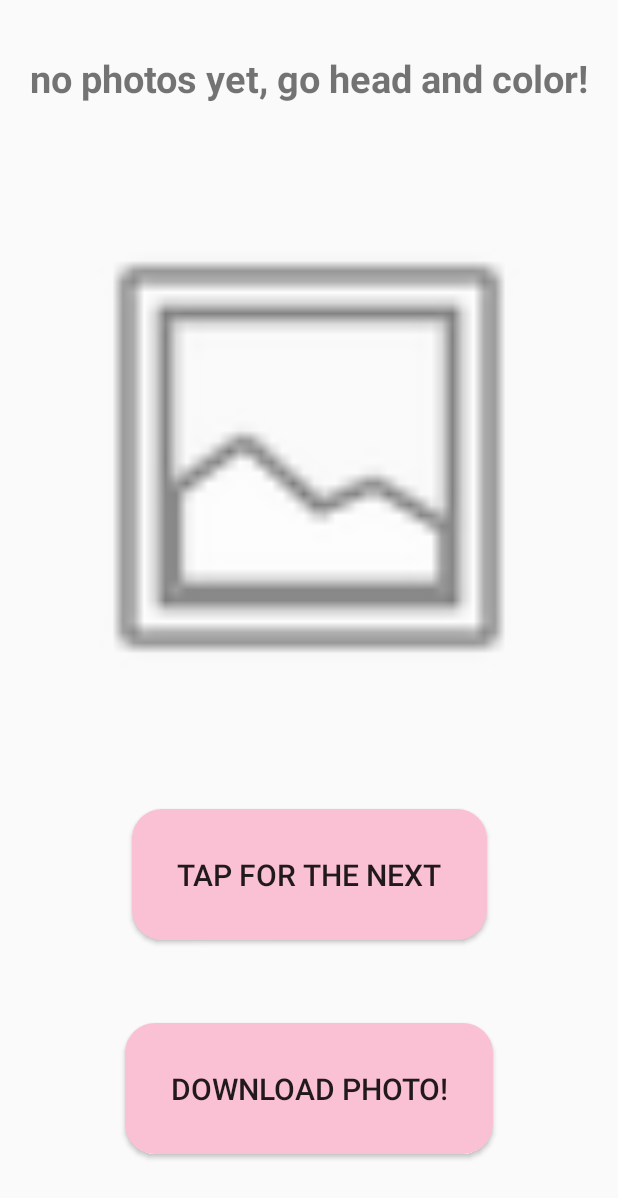
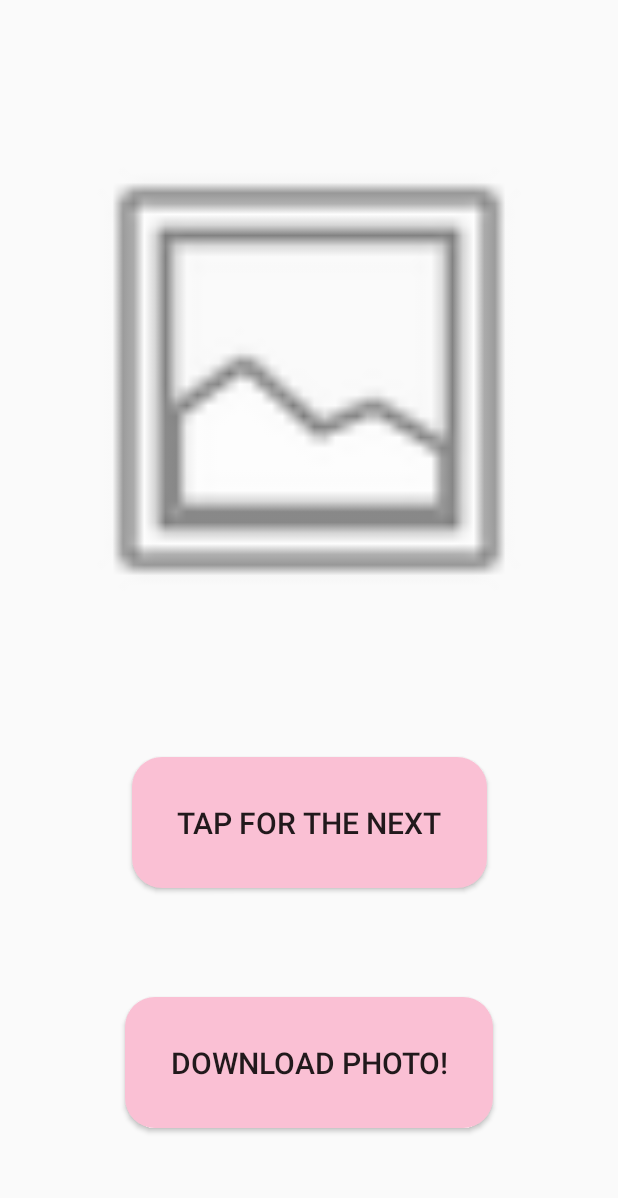
Before and after one commit to yaara21/piColor, an Android app: the MyAlbumActivity screen opened directly, with no data from a screen before it, on a phone screen of 412 x 824 dp. Shown: the top 1198 px of the screen. Run offline under Robolectric (Android 15) with nearby library versions, the light colour scheme and no system bars; our stand-ins replace Firebase (no records; nobody signed in at launch, a user with empty details on screens opened directly); pictures from the network do not load.

Commit message:
cleaning code

```diff
--- a/picolor/app/src/main/java/com/picolor/CreateAcActivity.java
+++ b/picolor/app/src/main/java/com/picolor/CreateAcActivity.java
@@ -26,8 +26,8 @@ public class CreateAcActivity extends AppCompatActivity {
     private EditText cMail;
     private EditText cPassword;
     private Button cBtnCreate;
-    private FirebaseAuth cAuth;
-    private DatabaseReference cRef;
+    private static final FirebaseAuth cAuth = FirebaseAuth.getInstance();
+    private static final DatabaseReference cRef = FirebaseDatabase.getInstance().getReference().child("users");
 
     @Override
     protected void onCreate(Bundle savedInstanceState) {
@@ -37,8 +37,6 @@ public class CreateAcActivity extends AppCompatActivity {
         cMail = findViewById(R.id.cEnterMail);
         cPassword = findViewById(R.id.cEnterPassword);
         cBtnCreate = findViewById(R.id.cBtnCreate);
-        cAuth = FirebaseAuth.getInstance();
-        cRef = FirebaseDatabase.getInstance().getReference().child("users");
         cBtnCreate.setOnClickListener(view -> {
             createAccount();
         });
--- a/picolor/app/src/main/java/com/picolor/LogginActivity.java
+++ b/picolor/app/src/main/java/com/picolor/LogginActivity.java
@@ -29,8 +29,7 @@ public class LogginActivity extends AppCompatActivity {
     private Button btnLog;
     private EditText lMail;
     private EditText lPassword;
-    private FirebaseAuth lAuth;
-    private DatabaseReference cRef;
+    private static final FirebaseAuth lAuth = FirebaseAuth.getInstance();
 
 
     @Override
@@ -42,8 +41,6 @@ public class LogginActivity extends AppCompatActivity {
         lPassword = findViewById(R.id.lEnterPassword);
         btnCreateAcc = (Button) findViewById(R.id.lBtnCreate);
         btnLog = findViewById(R.id.lBtnLog);
-        lAuth = FirebaseAuth.getInstance();
-        cRef = FirebaseDatabase.getInstance().getReference().child("users");
 
         //sends user to 'create account'
         btnCreateAcc.setOnClickListener(new View.OnClickListener() {
--- a/picolor/app/src/main/java/com/picolor/MainActivity.java
+++ b/picolor/app/src/main/java/com/picolor/MainActivity.java
@@ -21,9 +21,6 @@ import androidx.core.content.ContextCompat;
 
 public class MainActivity extends AppCompatActivity {
 
-//    private static final int PERMISSION_REQUEST_CODE = 200;
-//    private static final int PICK_IMAGE_REQUEST = 100;
-//    private static final int REQUEST_IMAGE_CAPTURE = 101;
 
     private Button mBtnPickImage;
     private Button mBtnAlbum;
--- a/picolor/app/src/main/java/com/picolor/MyAlbumActivity.java
+++ b/picolor/app/src/main/java/com/picolor/MyAlbumActivity.java
@@ -40,16 +40,14 @@ public class MyAlbumActivity extends AppCompatActivity {
     private Button aBtnNext;
     private Button aBtnDownload;
     private ImageView aImageView;
-    private FirebaseAuth aAuth;
-    private DatabaseReference aRef;
+    private final static FirebaseAuth aAuth = FirebaseAuth.getInstance();
 
-    private FirebaseStorage aStorage;
-    private StorageReference aStorageRef;
+    private final static DatabaseReference aRef = FirebaseDatabase.getInstance().getReference().child("users");
+    private final static StorageReference aStorageRef = FirebaseStorage.getInstance().getReference();
     private StorageReference aImageRef;
     private String aId;
     private Integer user_num;
     private Integer currentNum;
-    private boolean checked;
 
     @Override
     protected void onCreate(Bundle savedInstanceState) {
@@ -59,14 +57,10 @@ public class MyAlbumActivity extends AppCompatActivity {
         aImageView = findViewById(R.id.albumImage);
         aBtnNext = findViewById(R.id.aBtnNext);
         aBtnDownload = findViewById(R.id.aBtnDownload);
-        aAuth = FirebaseAuth.getInstance();
-        aRef = FirebaseDatabase.getInstance().getReference().child("users");
         aId = aAuth.getCurrentUser().getUid();
         currentNum = 0;
-        aStorage = FirebaseStorage.getInstance();
-        aStorageRef = aStorage.getReference();
-        //aImageRef = aStorageRef.child("name.jpg");
-        Boolean checked = false;
+
+
 
 
         aBtnNext.setOnClickListener(new View.OnClickListener() {
@@ -75,7 +69,7 @@ public class MyAlbumActivity extends AppCompatActivity {
                 runOnUiThread(new Runnable() {
                     @Override
                     public void run() {
-                        getNumber();
+                        getNumber(currentNum);
                         currentNum = currentNum + 1;
                         //Toast.makeText(MyAlbumActivity.this, Integer.toString(user_num), Toast.LENGTH_SHORT).show();
                         //changePhoto();
@@ -101,7 +95,7 @@ public class MyAlbumActivity extends AppCompatActivity {
         });
 
     }
-    private void getNumber()
+    private void getNumber(int currentNum)
     {
         aRef.child(aId).addListenerForSingleValueEvent(new ValueEventListener() {
             @Override
@@ -109,7 +103,7 @@ public class MyAlbumActivity extends AppCompatActivity {
                 String sNum = (String) snapshot.getValue();
                 user_num = Integer.parseInt(sNum);
                 //Toast.makeText(MyAlbumActivity.this, Integer.toString(user_num), Toast.LENGTH_SHORT).show();
-                changePhoto(user_num);
+                changePhoto(user_num, currentNum);
             }
             @Override
             public void onCancelled(@NonNull DatabaseError error) {
@@ -119,7 +113,7 @@ public class MyAlbumActivity extends AppCompatActivity {
 
     }
 
-    private void changePhoto(Integer user_num)
+    private void changePhoto(int user_num, int currentNum)
     {
         //if user has no photos
         if (user_num == 0)
--- a/picolor/app/src/main/res/layout/activity_main.xml
+++ b/picolor/app/src/main/res/layout/activity_main.xml
@@ -32,8 +32,7 @@
         app:layout_constraintStart_toStartOf="parent"
         app:layout_constraintTop_toTopOf="parent"
         app:layout_constraintVertical_bias="1.0"
-        app:srcCompat="@color/design_default_color_background"
-        android:src="@drawable/welcome"/>
+        app:srcCompat="@color/design_default_color_background" />
 
     <Button
         android:id="@+id/mBtnAlbum"
--- a/picolor/app/src/main/res/layout/activity_my_album.xml
+++ b/picolor/app/src/main/res/layout/activity_my_album.xml
@@ -15,7 +15,7 @@
         app:layout_constraintEnd_toEndOf="parent"
         app:layout_constraintHorizontal_bias="0.5"
         app:layout_constraintStart_toStartOf="parent"
-        app:layout_constraintTop_toBottomOf="@+id/aNoPhoto"
+        app:layout_constraintTop_toTopOf="parent"
         app:layout_constraintVertical_bias="0.5"
         app:srcCompat="@android:drawable/ic_menu_gallery" />
 
@@ -47,15 +47,5 @@
         app:layout_constraintStart_toStartOf="parent"
         app:layout_constraintTop_toBottomOf="@+id/aBtnNext" />
 
-    <TextView
-        android:id="@+id/aNoPhoto"
-        android:layout_width="wrap_content"
-        android:layout_height="wrap_content"
-        android:text="no photos yet, go head and color!"
-        android:textSize="25sp"
-        android:textStyle="bold"
-        app:layout_constraintBottom_toTopOf="@+id/albumImage"
-        app:layout_constraintEnd_toEndOf="parent"
-        app:layout_constraintStart_toStartOf="parent"
-        app:layout_constraintTop_toTopOf="parent" />
+
 </androidx.constraintlayout.widget.ConstraintLayout>
```
Also changed, not shown: picolor/app/src/main/java/com/picolor/UploadActivity.java (+3 -5 lines), picolor/app/src/main/java/com/picolor/publishedActivity.java (+2 -5 lines), 1 other file.
